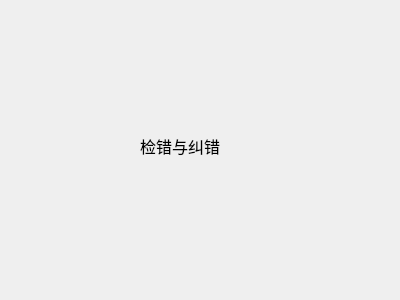
The window that forms/herr.ui (FrancisOWO/HammingCode) describes before a commit, drawn with Qt 5.
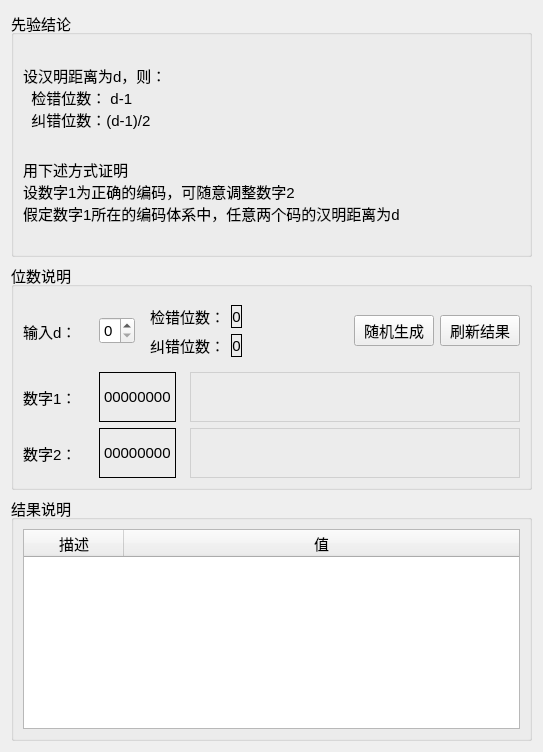
The same window after the commit.

Commit message: 添加检错纠错演示功能

```diff
--- a/forms/herr.ui
+++ b/forms/herr.ui
@@ -6,31 +6,465 @@
    <rect>
     <x>0</x>
     <y>0</y>
-    <width>400</width>
-    <height>300</height>
+    <width>543</width>
+    <height>752</height>
    </rect>
   </property>
   <property name="windowTitle">
    <string>Form</string>
   </property>
-  <widget class="QLabel" name="label">
-   <property name="geometry">
-    <rect>
-     <x>140</x>
-     <y>100</y>
-     <width>201</width>
-     <height>91</height>
-    </rect>
-   </property>
-   <property name="font">
-    <font>
-     <pointsize>12</pointsize>
-    </font>
-   </property>
-   <property name="text">
-    <string>检错与纠错</string>
-   </property>
-  </widget>
+  <layout class="QVBoxLayout" name="verticalLayout_2">
+   <item>
+    <widget class="QGroupBox" name="groupBox_2">
+     <property name="sizePolicy">
+      <sizepolicy hsizetype="Preferred" vsizetype="Preferred">
+       <horstretch>0</horstretch>
+       <verstretch>0</verstretch>
+      </sizepolicy>
+     </property>
+     <property name="font">
+      <font>
+       <pointsize>11</pointsize>
+      </font>
+     </property>
+     <property name="title">
+      <string>先验结论</string>
+     </property>
+     <layout class="QVBoxLayout" name="verticalLayout_3">
+      <item>
+       <spacer name="verticalSpacer_3">
+        <property name="orientation">
+         <enum>Qt::Vertical</enum>
+        </property>
+        <property name="sizeHint" stdset="0">
+         <size>
+          <width>20</width>
+          <height>2</height>
+         </size>
+        </property>
+       </spacer>
+      </item>
+      <item>
+       <widget class="QLabel" name="label_6">
+        <property name="minimumSize">
+         <size>
+          <width>400</width>
+          <height>55</height>
+         </size>
+        </property>
+        <property name="text">
+         <string>设汉明距离为d，则：
+  检错位数： d-1
+  纠错位数：(d-1)/2</string>
+        </property>
+       </widget>
+      </item>
+      <item>
+       <spacer name="verticalSpacer">
+        <property name="orientation">
+         <enum>Qt::Vertical</enum>
+        </property>
+        <property name="sizeHint" stdset="0">
+         <size>
+          <width>20</width>
+          <height>5</height>
+         </size>
+        </property>
+       </spacer>
+      </item>
+      <item>
+       <widget class="QLabel" name="label">
+        <property name="text">
+         <string>用下述方式证明
+设数字1为正确的编码，可随意调整数字2
+假定数字1所在的编码体系中，任意两个码的汉明距离为d</string>
+        </property>
+       </widget>
+      </item>
+      <item>
+       <spacer name="verticalSpacer_2">
+        <property name="orientation">
+         <enum>Qt::Vertical</enum>
+        </property>
+        <property name="sizeHint" stdset="0">
+         <size>
+          <width>20</width>
+          <height>2</height>
+         </size>
+        </property>
+       </spacer>
+      </item>
+     </layout>
+    </widget>
+   </item>
+   <item>
+    <widget class="QGroupBox" name="grpIn">
+     <property name="sizePolicy">
+      <sizepolicy hsizetype="Preferred" vsizetype="Preferred">
+       <horstretch>0</horstretch>
+       <verstretch>0</verstretch>
+      </sizepolicy>
+     </property>
+     <property name="font">
+      <font>
+       <pointsize>11</pointsize>
+      </font>
+     </property>
+     <property name="title">
+      <string>位数说明</string>
+     </property>
+     <layout class="QGridLayout" name="gridLayout_2">
+      <item row="0" column="0">
+       <layout class="QHBoxLayout" name="horizontalLayout_9">
+        <item>
+         <layout class="QHBoxLayout" name="horizontalLayout_3">
+          <property name="sizeConstraint">
+           <enum>QLayout::SetFixedSize</enum>
+          </property>
+          <item>
+           <widget class="QLabel" name="label_4">
+            <property name="minimumSize">
+             <size>
+              <width>70</width>
+              <height>50</height>
+             </size>
+            </property>
+            <property name="maximumSize">
+             <size>
+              <width>80</width>
+              <height>16777215</height>
+             </size>
+            </property>
+            <property name="font">
+             <font>
+              <pointsize>11</pointsize>
+             </font>
+            </property>
+            <property name="text">
+             <string>输入d：</string>
+            </property>
+           </widget>
+          </item>
+          <item>
+           <widget class="QSpinBox" name="spinIn1">
+            <property name="maximumSize">
+             <size>
+              <width>50</width>
+              <height>16777215</height>
+             </size>
+            </property>
+            <property name="font">
+             <font>
+              <pointsize>11</pointsize>
+             </font>
+            </property>
+            <property name="maximum">
+             <number>7</number>
+            </property>
+           </widget>
+          </item>
+         </layout>
+        </item>
+        <item>
+         <widget class="QWidget" name="widget" native="true">
+          <layout class="QGridLayout" name="gridLayout_3">
+           <item row="2" column="0">
+            <widget class="QLabel" name="label_7">
+             <property name="text">
+              <string>纠错位数：</string>
+             </property>
+            </widget>
+           </item>
+           <item row="2" column="1">
+            <widget class="QLabel" name="label_correct">
+             <property name="frameShape">
+              <enum>QFrame::Box</enum>
+             </property>
+             <property name="text">
+              <string>0</string>
+             </property>
+             <property name="alignment">
+              <set>Qt::AlignCenter</set>
+             </property>
+            </widget>
+           </item>
+           <item row="1" column="0">
+            <widget class="QLabel" name="label_5">
+             <property name="text">
+              <string>检错位数：</string>
+             </property>
+            </widget>
+           </item>
+           <item row="1" column="1">
+            <widget class="QLabel" name="label_check">
+             <property name="minimumSize">
+              <size>
+               <width>0</width>
+               <height>0</height>
+              </size>
+             </property>
+             <property name="frameShape">
+              <enum>QFrame::Box</enum>
+             </property>
+             <property name="text">
+              <string>0</string>
+             </property>
+             <property name="alignment">
+              <set>Qt::AlignCenter</set>
+             </property>
+            </widget>
+           </item>
+          </layout>
+         </widget>
+        </item>
+        <item>
+         <spacer name="horizontalSpacer_3">
+          <property name="orientation">
+           <enum>Qt::Horizontal</enum>
+          </property>
+          <property name="sizeHint" stdset="0">
+           <size>
+            <width>30</width>
+            <height>20</height>
+           </size>
+          </property>
+         </spacer>
+        </item>
+        <item>
+         <widget class="QPushButton" name="genRandom">
+          <property name="text">
+           <string>随机生成</string>
+          </property>
+         </widget>
+        </item>
+        <item>
+         <widget class="QPushButton" name="pushButton_2">
+          <property name="text">
+           <string>刷新结果</string>
+          </property>
+         </widget>
+        </item>
+       </layout>
+      </item>
+      <item row="2" column="0">
+       <layout class="QHBoxLayout" name="horizontalLayout_6">
+        <item>
+         <layout class="QHBoxLayout" name="horizontalLayout_2">
+          <property name="sizeConstraint">
+           <enum>QLayout::SetFixedSize</enum>
+          </property>
+          <item>
+           <widget class="QLabel" name="label_3">
+            <property name="minimumSize">
+             <size>
+              <width>70</width>
+              <height>50</height>
+             </size>
+            </property>
+            <property name="maximumSize">
+             <size>
+              <width>80</width>
+              <height>16777215</height>
+             </size>
+            </property>
+            <property name="font">
+             <font>
+              <pointsize>11</pointsize>
+             </font>
+            </property>
+            <property name="text">
+             <string>数字2：</string>
+            </property>
+           </widget>
+          </item>
+          <item>
+           <widget class="QLabel" name="check_num2">
+            <property name="frameShape">
+             <enum>QFrame::Box</enum>
+            </property>
+            <property name="text">
+             <string>00000000</string>
+            </property>
+           </widget>
+          </item>
+         </layout>
+        </item>
+        <item>
+         <spacer name="horizontalSpacer_6">
+          <property name="orientation">
+           <enum>Qt::Horizontal</enum>
+          </property>
+          <property name="sizeHint" stdset="0">
+           <size>
+            <width>40</width>
+            <height>20</height>
+           </size>
+          </property>
+         </spacer>
+        </item>
+        <item>
+         <widget class="QWidget" name="wgtIn2" native="true">
+          <property name="minimumSize">
+           <size>
+            <width>330</width>
+            <height>50</height>
+           </size>
+          </property>
+          <property name="maximumSize">
+           <size>
+            <width>330</width>
+            <height>50</height>
+           </size>
+          </property>
+          <property name="styleSheet">
+           <string notr="true">border:1px solid #D0D0D0</string>
+          </property>
+         </widget>
+        </item>
+       </layout>
+      </item>
+      <item row="1" column="0">
+       <layout class="QHBoxLayout" name="horizontalLayout_5">
+        <item>
+         <layout class="QHBoxLayout" name="horizontalLayout">
+          <property name="sizeConstraint">
+           <enum>QLayout::SetFixedSize</enum>
+          </property>
+          <item>
+           <widget class="QLabel" name="label_2">
+            <property name="minimumSize">
+             <size>
+              <width>70</width>
+              <height>50</height>
+             </size>
+            </property>
+            <property name="maximumSize">
+             <size>
+              <width>80</width>
+              <height>16777215</height>
+             </size>
+            </property>
+            <property name="font">
+             <font>
+              <pointsize>11</pointsize>
+             </font>
+            </property>
+            <property name="text">
+             <string>数字1：</string>
+            </property>
+           </widget>
+          </item>
+          <item>
+           <widget class="QLabel" name="check_num1">
+            <property name="mouseTracking">
+             <bool>false</bool>
+            </property>
+            <property name="frameShape">
+             <enum>QFrame::Box</enum>
+            </property>
+            <property name="text">
+             <string>00000000</string>
+            </property>
+           </widget>
+          </item>
+         </layout>
+        </item>
+        <item>
+         <spacer name="horizontalSpacer_5">
+          <property name="orientation">
+           <enum>Qt::Horizontal</enum>
+          </property>
+          <property name="sizeHint" stdset="0">
+           <size>
+            <width>40</width>
+            <height>20</height>
+           </size>
+          </property>
+         </spacer>
+        </item>
+        <item>
+         <widget class="QWidget" name="wgtIn1" native="true">
+          <property name="minimumSize">
+           <size>
+            <width>330</width>
+            <height>50</height>
+           </size>
+          </property>
+          <property name="maximumSize">
+           <size>
+            <width>16777215</width>
+            <height>50</height>
+           </size>
+          </property>
+          <property name="styleSheet">
+           <string notr="true">border:1px solid #D0D0D0</string>
+          </property>
+         </widget>
+        </item>
+       </layout>
+      </item>
+     </layout>
+    </widget>
+   </item>
+   <item>
+    <widget class="QGroupBox" name="grpOut">
+     <property name="sizePolicy">
+      <sizepolicy hsizetype="Preferred" vsizetype="Preferred">
+       <horstretch>0</horstretch>
+       <verstretch>0</verstretch>
+      </sizepolicy>
+     </property>
+     <property name="font">
+      <font>
+       <pointsize>11</pointsize>
+      </font>
+     </property>
+     <property name="title">
+      <string>结果说明</string>
+     </property>
+     <layout class="QGridLayout" name="gridLayout">
+      <item row="0" column="0">
+       <widget class="QTableWidget" name="resTable">
+        <property name="editTriggers">
+         <set>QAbstractItemView::NoEditTriggers</set>
+        </property>
+        <property name="selectionMode">
+         <enum>QAbstractItemView::NoSelection</enum>
+        </property>
+        <attribute name="horizontalHeaderCascadingSectionResizes">
+         <bool>false</bool>
+        </attribute>
+        <attribute name="horizontalHeaderStretchLastSection">
+         <bool>true</bool>
+        </attribute>
+        <attribute name="verticalHeaderVisible">
+         <bool>false</bool>
+        </attribute>
+        <attribute name="verticalHeaderCascadingSectionResizes">
+         <bool>false</bool>
+        </attribute>
+        <column>
+         <property name="text">
+          <string>描述</string>
+         </property>
+         <property name="textAlignment">
+          <set>AlignCenter</set>
+         </property>
+        </column>
+        <column>
+         <property name="text">
+          <string>值</string>
+         </property>
+         <property name="textAlignment">
+          <set>AlignCenter</set>
+         </property>
+        </column>
+       </widget>
+      </item>
+     </layout>
+    </widget>
+   </item>
+  </layout>
  </widget>
  <resources/>
  <connections/>
```
The commit also changes 4 other files.
